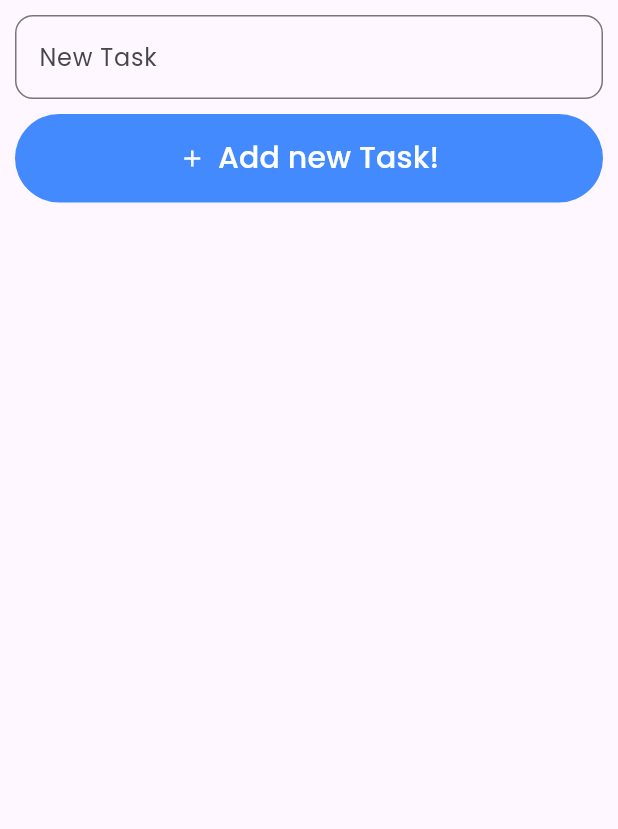
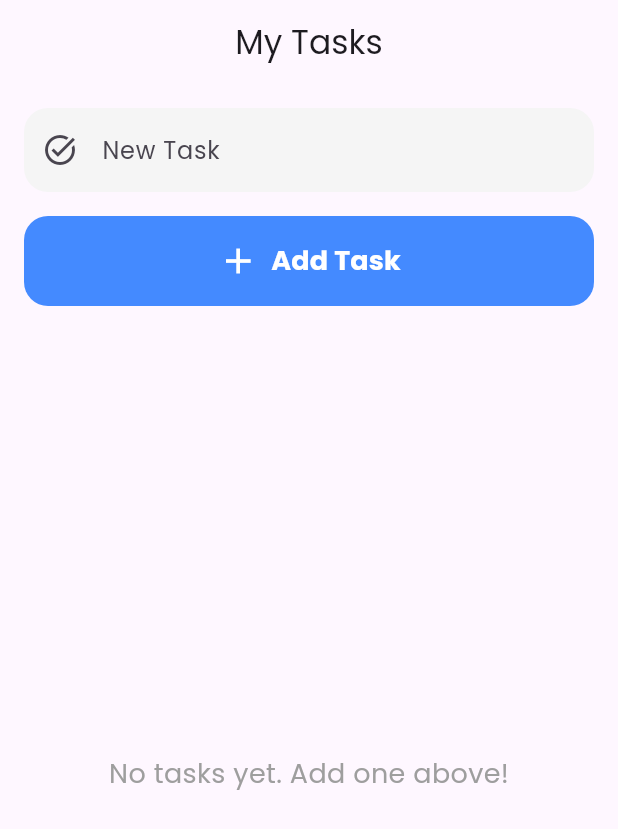
Before and after one commit to merdanusa/flutter_practice, a Flutter app: the HomeScreen screen opened by its route, on a phone screen of 412 x 824 dp. Shown: the top 829 px of the screen. Run offline on Flutter 3.47's test engine with Material 3 defaults, Android fonts, the phone set to English and light mode, and no system bars; our stand-ins replace go_router, google_fonts.

Commit message:
init commit

```diff
--- /dev/null
+++ b/lib/models/task.dart
@@ -0,0 +1,7 @@
+class Task {
+  Task({required this.title, required this.id, required this.isCompleted});
+
+  final String title;
+  final String id;
+  bool isCompleted;
+}
--- a/lib/screens/home_screen.dart
+++ b/lib/screens/home_screen.dart
@@ -8,35 +8,82 @@ class HomeScreen extends StatefulWidget {
 }
 
 class _HomeScreenState extends State<HomeScreen> {
+  final TextEditingController _controller = TextEditingController();
+
+  @override
+  void dispose() {
+    _controller.dispose();
+    super.dispose();
+  }
+
   @override
   Widget build(BuildContext context) {
     return Scaffold(
-      body: Container(
-        margin: EdgeInsets.all(10),
+      appBar: AppBar(
+        title: const Text('My Tasks'),
+        centerTitle: true,
+        elevation: 0,
+        backgroundColor: Colors.transparent,
+      ),
+      body: Padding(
+        padding: const EdgeInsets.all(16.0),
         child: Column(
-          mainAxisAlignment: MainAxisAlignment.start,
           crossAxisAlignment: CrossAxisAlignment.stretch,
           children: [
             TextField(
+              controller: _controller,
               decoration: InputDecoration(
                 labelText: 'New Task',
-                fillColor: Colors.grey[200],
+                hintText: 'What needs to be done?',
+                filled: true,
+                fillColor: Colors.grey[100],
+                prefixIcon: const Icon(Icons.task_alt),
                 border: OutlineInputBorder(
-                  borderRadius: BorderRadius.circular(12),
+                  borderRadius: BorderRadius.circular(16),
+                  borderSide: BorderSide.none,
+                ),
+                contentPadding: const EdgeInsets.symmetric(
+                  horizontal: 16,
+                  vertical: 16,
+                ),
+              ),
+              textInputAction: TextInputAction.done,
+              onSubmitted: (value) {
+                if (value.trim().isNotEmpty) {
+                  print('Add task: $value');
+                  _controller.clear();
+                }
+              },
+            ),
+            const SizedBox(height: 16),
+            FilledButton.icon(
+              onPressed: () {
+                final task = _controller.text.trim();
+                if (task.isNotEmpty) {
+                  print('Add task: $task');
+                  _controller.clear();
+                }
+              },
+              icon: const Icon(Icons.add, size: 28),
+              label: const Text(
+                'Add Task',
+                style: TextStyle(fontSize: 18, fontWeight: FontWeight.bold),
+              ),
+              style: FilledButton.styleFrom(
+                backgroundColor: Colors.blueAccent,
+                foregroundColor: Colors.white,
+                padding: const EdgeInsets.symmetric(vertical: 16),
+                shape: RoundedRectangleBorder(
+                  borderRadius: BorderRadius.circular(16),
                 ),
               ),
             ),
-            SizedBox(height: 10),
-            TextButton.icon(
-              icon: Icon(Icons.add),
-              onPressed: () {},
-              label: Text("Add new Task!", style: TextStyle(fontSize: 20)),
-              style: TextButton.styleFrom(
-                backgroundColor: Colors.blueAccent,
-                foregroundColor: Colors.white,
-                padding: const EdgeInsets.symmetric(
-                  horizontal: 0,
-                  vertical: 15,
+            const SizedBox(height: 20),
+            const Expanded(
+              child: Center(
+                child: Text(
+                  'No tasks yet. Add one above!',
+                  style: TextStyle(fontSize: 18, color: Colors.grey),
                 ),
               ),
             ),
```
